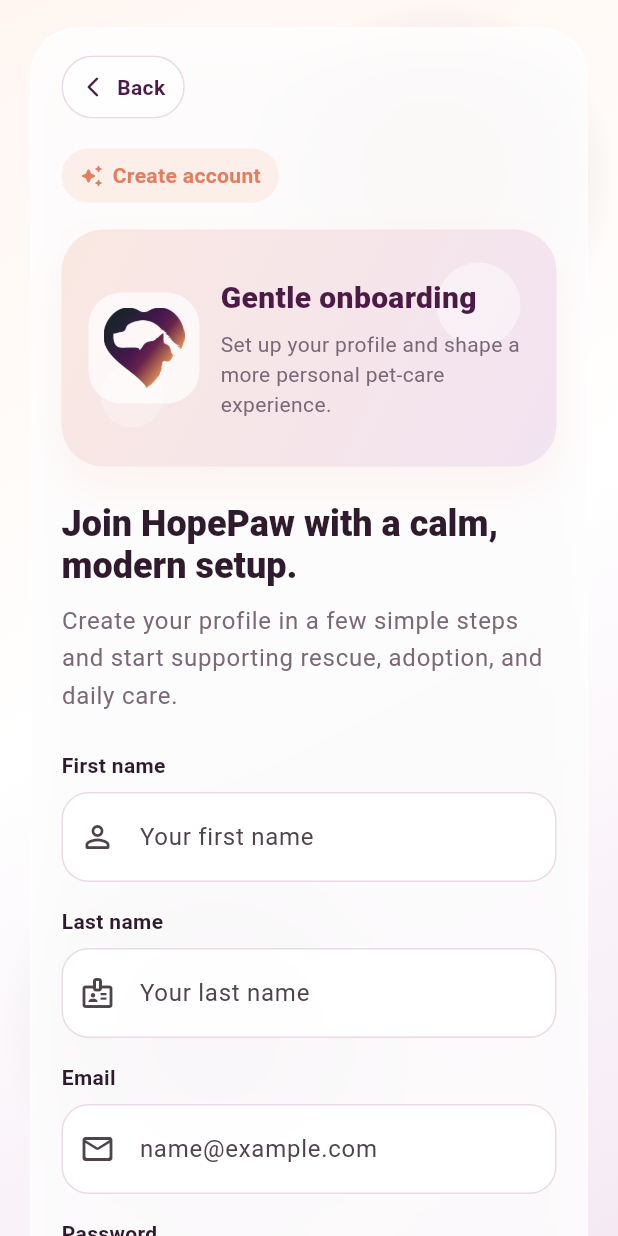
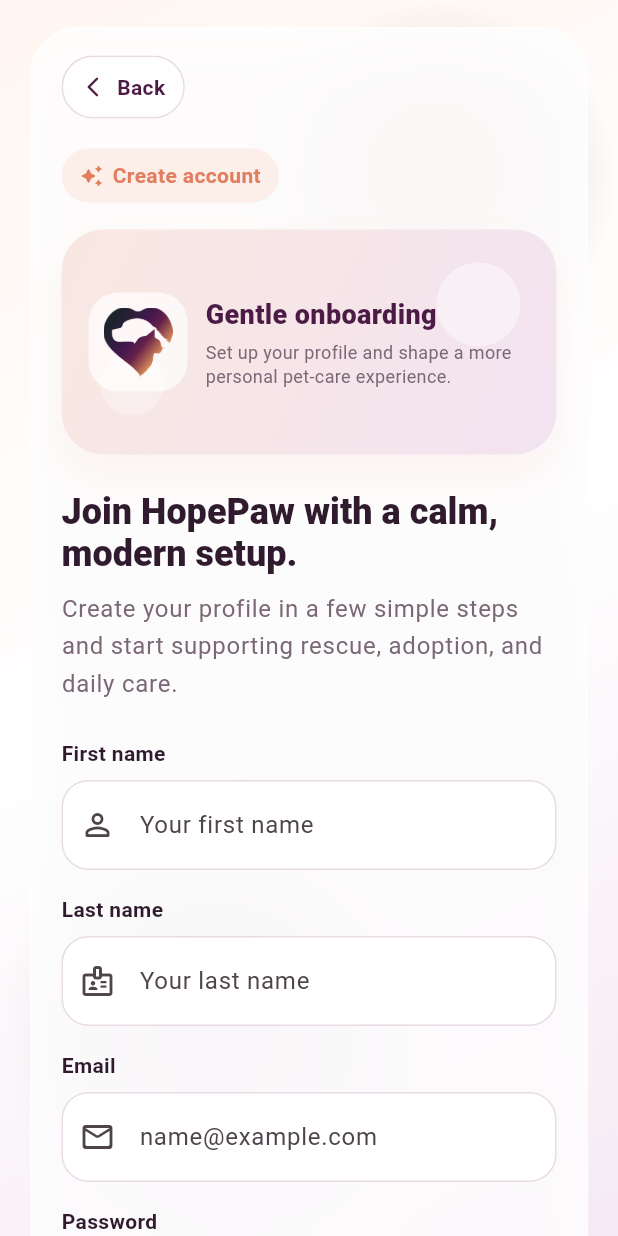
Before and after one commit to IbrahimElshishtawy/animel_setup, a Flutter app: the RegisterScreen screen opened by its route, on a phone screen of 412 x 824 dp. Run offline on Flutter 3.47's test engine with Material 3 defaults, Android fonts, the phone set to English and light mode, and no system bars; our stand-ins replace equatable, flutter_bloc, go_router, google_maps_flutter, material_design_icons_flutter; network calls fail; Roboto replaces fonts that are missing (Poppins).

Commit message:
`Refactor layout and sizing of hero panels in auth screens`

```diff
--- a/animel_core/lib/features/auth/presentation/register_screen.dart
+++ b/animel_core/lib/features/auth/presentation/register_screen.dart
@@ -48,7 +48,7 @@
       title: 'Join HopePaw with a calm, modern setup.',
       subtitle:
           'Create your profile in a few simple steps and start supporting rescue, adoption, and daily care.',
-      hero: const AuthHeroPanel(height: 158, child: _RegisterHero()),
+      hero: const AuthHeroPanel(height: 150, child: _RegisterHero()),
       footer: AuthFooterPrompt(
         prompt: 'Already have an account?',
         actionLabel: 'Login',
@@ -174,14 +174,21 @@
 
   @override
   Widget build(BuildContext context) {
-    return Row(
+    return LayoutBuilder(
+      builder: (context, constraints) {
+        return FittedBox(
+          fit: BoxFit.scaleDown,
+          alignment: Alignment.centerLeft,
+          child: SizedBox(
+            width: constraints.maxWidth,
+            child: Row(
               children: [
                 Container(
-          width: 74,
-          height: 74,
+                  width: 66,
+                  height: 66,
                   decoration: BoxDecoration(
                     color: Colors.white.withOpacity(0.72),
-            borderRadius: BorderRadius.circular(22),
+                    borderRadius: BorderRadius.circular(20),
                   ),
                   padding: const EdgeInsets.all(10),
                   child: const Image(
@@ -189,29 +196,38 @@
                     fit: BoxFit.contain,
                   ),
                 ),
-        const SizedBox(width: 14),
+                const SizedBox(width: 12),
                 const Expanded(
                   child: Column(
                     mainAxisAlignment: MainAxisAlignment.center,
                     crossAxisAlignment: CrossAxisAlignment.start,
+                    mainAxisSize: MainAxisSize.min,
                     children: [
                       Text(
                         'Gentle onboarding',
                         style: TextStyle(
                           color: authPrimary,
                           fontWeight: FontWeight.w800,
-                  fontSize: 20,
+                          fontSize: 18,
                         ),
                       ),
-              SizedBox(height: 6),
+                      SizedBox(height: 4),
                       Text(
                         'Set up your profile and shape a more personal pet-care experience.',
-                style: TextStyle(color: authMuted, height: 1.45),
+                        style: TextStyle(
+                          color: authMuted,
+                          height: 1.35,
+                          fontSize: 12,
+                        ),
                       ),
                     ],
                   ),
                 ),
               ],
+            ),
+          ),
+        );
+      },
     );
   }
 }
```
Also changed, not shown: animel_core/lib/features/auth/presentation/welcome_auth_screen.dart (+16 -10 lines). Lines whose indentation alone changed are shown as unchanged.
